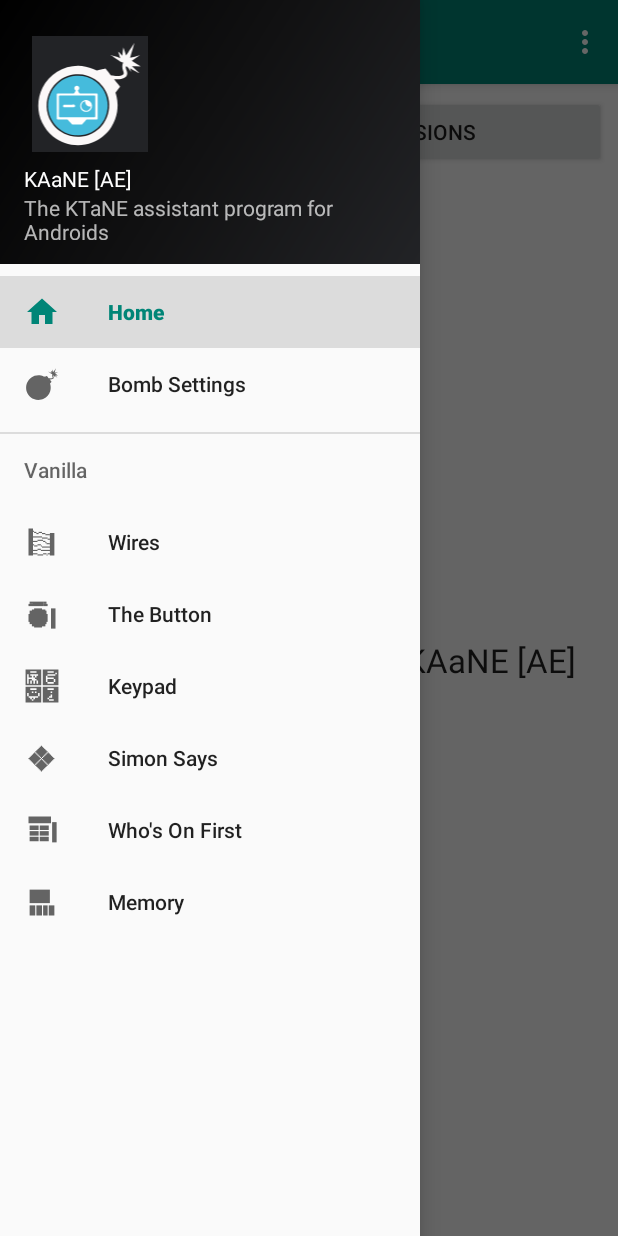
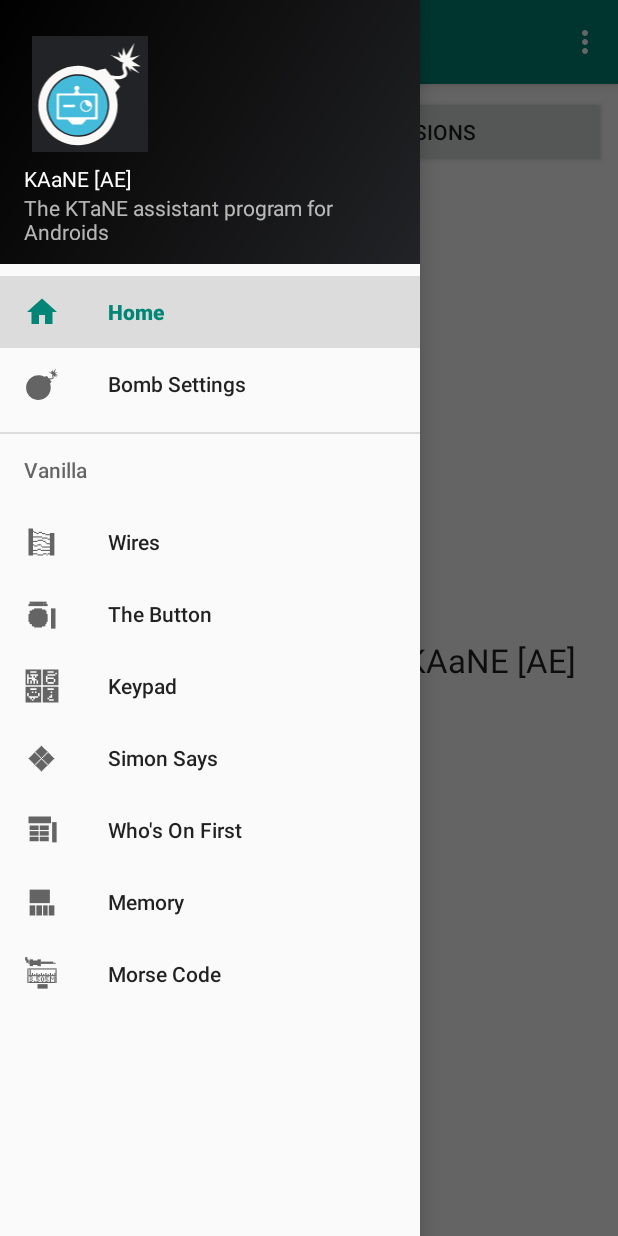
Before and after one commit to ggtylerr/KAaNE-AE-, an Android app: the screen it shows after launch (MainActivity), with the side drawer open, on a phone screen of 412 x 824 dp. Run offline under Robolectric (Android 15) with nearby library versions, the phone set to English and light mode, and no system bars.

Commit message:
Added Morse Code
* Added Morse Code
* (Attempted to) fix the button changes in dark themes

```diff
--- a/app/build.gradle
+++ b/app/build.gradle
@@ -25,7 +25,7 @@ android {
 
 dependencies {
     implementation fileTree(dir: 'libs', include: ['*.jar'])
-    implementation 'androidx.appcompat:appcompat:1.0.2'
+    implementation 'androidx.appcompat:appcompat:1.1.0-rc01'
     implementation 'androidx.legacy:legacy-support-v4:1.0.0'
     implementation 'com.google.android.material:material:1.0.0'
     implementation 'androidx.constraintlayout:constraintlayout:1.1.3'
--- a/app/src/main/java/com/ggtylerr/kaane_ae/MainActivity.java
+++ b/app/src/main/java/com/ggtylerr/kaane_ae/MainActivity.java
@@ -29,7 +29,7 @@ import android.view.Menu;
  *
  * The KTaNE assistant program for Androids
  *
- * Alpha [α] v0.2.1
+ * Alpha [α] v0.3
  *
  * ~~~developed by ggtylerr~~~
  */
@@ -132,6 +132,7 @@ public class MainActivity extends AppCompatActivity
             case R.id.nav_vanilla_simon_says: fragment = new SimonSays(); break;
             case R.id.nav_vanilla_whos_on_first: fragment = new WhosOnFirst(); break;
             case R.id.nav_vanilla_memory: fragment = new Memory(); break;
+            case R.id.nav_vanilla_morse_code: fragment = new MorseCode(); break;
             // Dev Screens
             case R.id.nav_dev_log: fragment = new LogFragment(); break;
         }
--- /dev/null
+++ b/app/src/main/res/color/button_text_style.xml
@@ -0,0 +1,7 @@
+<?xml version="1.0" encoding="utf-8"?>
+<selector xmlns:android="http://schemas.android.com/apk/res/android">
+    <item android:state_enabled="false" android:color="@color/whitishish"/>
+    <item android:state_focused="true" android:color="@color/whitish"/>
+    <item android:state_pressed="true" android:color="@color/white"/>
+    <item android:color="@color/white"/>
+</selector>
--- /dev/null
+++ b/app/src/main/res/drawable/black_border.xml
@@ -0,0 +1,3 @@
+<shape xmlns:android="http://schemas.android.com/apk/res/android" android:shape="rectangle" >
+    <stroke android:width="2dp" android:color="#000000"/>
+</shape>
--- /dev/null
+++ b/app/src/main/res/drawable/ic_morse_code.xml
@@ -0,0 +1,162 @@
+<vector xmlns:android="http://schemas.android.com/apk/res/android"
+    android:width="32dp"
+    android:height="32dp"
+    android:viewportWidth="32"
+    android:viewportHeight="32">
+  <path
+      android:pathData="M2,3h2v3h-2z"
+      android:fillColor="#BB7B57"/>
+  <path
+      android:pathData="M1,1h2v3h-2z"
+      android:fillColor="#BB7B57"/>
+  <path
+      android:pathData="M4,4h1v3h-1z"
+      android:fillColor="#BB7B57"/>
+  <path
+      android:pathData="M5,3h3v6h-3z"
+      android:fillColor="#7F8080"/>
+  <path
+      android:pathData="M12,3h3v6h-3z"
+      android:fillColor="#7F8080"/>
+  <path
+      android:pathData="M7,4h6v4h-6z"
+      android:fillColor="#FFCB0F"/>
+  <path
+      android:pathData="M15,5h11v2h-11z"
+      android:fillColor="#BB7B57"/>
+  <path
+      android:pathData="M26,6h2v1h-2z"
+      android:fillColor="#BB7B57"/>
+  <path
+      android:pathData="M3,11h1v13h-1z"
+      android:fillColor="#7F8080"/>
+  <path
+      android:pathData="M4,11h25v1h-25z"
+      android:fillColor="#7F8080"/>
+  <path
+      android:pathData="M4,17h25v1h-25z"
+      android:fillColor="#7F8080"/>
+  <path
+      android:pathData="M28,12h1v5h-1z"
+      android:fillColor="#7F8080"/>
+  <path
+      android:pathData="M28,18h1v6h-1z"
+      android:fillColor="#7F8080"/>
+  <path
+      android:pathData="M4,23h24v1h-24z"
+      android:fillColor="#7F8080"/>
+  <path
+      android:pathData="M5,12h1v5h-1z"
+      android:fillColor="#EB2329"/>
+  <path
+      android:pathData="M7,15h1v2h-1z"
+      android:fillColor="#050606"/>
+  <path
+      android:pathData="M9,16h1v1h-1z"
+      android:fillColor="#050606"/>
+  <path
+      android:pathData="M11,15h1v2h-1z"
+      android:fillColor="#050606"/>
+  <path
+      android:pathData="M13,16h1v1h-1z"
+      android:fillColor="#050606"/>
+  <path
+      android:pathData="M15,15h1v2h-1z"
+      android:fillColor="#050606"/>
+  <path
+      android:pathData="M17,16h1v1h-1z"
+      android:fillColor="#050606"/>
+  <path
+      android:pathData="M19,15h1v2h-1z"
+      android:fillColor="#050606"/>
+  <path
+      android:pathData="M21,16h1v1h-1z"
+      android:fillColor="#050606"/>
+  <path
+      android:pathData="M23,15h1v2h-1z"
+      android:fillColor="#050606"/>
+  <path
+      android:pathData="M25,16h1v1h-1z"
+      android:fillColor="#050606"/>
+  <path
+      android:pathData="M27,15h1v2h-1z"
+      android:fillColor="#050606"/>
+  <path
+      android:pathData="M5,18h2v1h-2z"
+      android:fillColor="#F57E2B"/>
+  <path
+      android:pathData="M5,20h2v1h-2z"
+      android:fillColor="#F57E2B"/>
+  <path
+      android:pathData="M5,22h2v1h-2z"
+      android:fillColor="#F57E2B"/>
+  <path
+      android:pathData="M7,19h1v1h-1z"
+      android:fillColor="#F57E2B"/>
+  <path
+      android:pathData="M7,21h1v1h-1z"
+      android:fillColor="#F57E2B"/>
+  <path
+      android:pathData="M9,22h1v1h-1z"
+      android:fillColor="#F57E2B"/>
+  <path
+      android:pathData="M11,18h1v3h-1z"
+      android:fillColor="#F57E2B"/>
+  <path
+      android:pathData="M12,18h2v1h-2z"
+      android:fillColor="#F57E2B"/>
+  <path
+      android:pathData="M12,20h1v1h-1z"
+      android:fillColor="#F57E2B"/>
+  <path
+      android:pathData="M13,21h1v1h-1z"
+      android:fillColor="#F57E2B"/>
+  <path
+      android:pathData="M11,22h2v1h-2z"
+      android:fillColor="#F57E2B"/>
+  <path
+      android:pathData="M15,19h1v3h-1z"
+      android:fillColor="#F57E2B"/>
+  <path
+      android:pathData="M16,18h1v1h-1z"
+      android:fillColor="#F57E2B"/>
+  <path
+      android:pathData="M16,22h1v1h-1z"
+      android:fillColor="#F57E2B"/>
+  <path
+      android:pathData="M17,19h1v3h-1z"
+      android:fillColor="#F57E2B"/>
+  <path
+      android:pathData="M19,18h1v3h-1z"
+      android:fillColor="#F57E2B"/>
+  <path
+      android:pathData="M20,18h2v1h-2z"
+      android:fillColor="#F57E2B"/>
+  <path
+      android:pathData="M20,20h1v1h-1z"
+      android:fillColor="#F57E2B"/>
+  <path
+      android:pathData="M19,22h2v1h-2z"
+      android:fillColor="#F57E2B"/>
+  <path
+      android:pathData="M21,21h1v1h-1z"
+      android:fillColor="#F57E2B"/>
+  <path
+      android:pathData="M23,18h1v5h-1z"
+      android:fillColor="#F57E2B"/>
+  <path
+      android:pathData="M24,19h1v1h-1z"
+      android:fillColor="#F57E2B"/>
+  <path
+      android:pathData="M25,20h1v1h-1z"
+      android:fillColor="#F57E2B"/>
+  <path
+      android:pathData="M26,19h1v1h-1z"
+      android:fillColor="#F57E2B"/>
+  <path
+      android:pathData="M27,18h1v5h-1z"
+      android:fillColor="#F57E2B"/>
+  <path
+      android:pathData="M12,25h9v4h-9z"
+      android:fillColor="#F8F3D4"/>
+</vector>
--- /dev/null
+++ b/app/src/main/res/drawable/white_border.xml
@@ -0,0 +1,3 @@
+<shape xmlns:android="http://schemas.android.com/apk/res/android" android:shape="rectangle" >
+    <stroke android:width="2dp" android:color="#FFFFFF"/>
+</shape>
--- a/app/src/main/res/menu/activity_main_drawer.xml
+++ b/app/src/main/res/menu/activity_main_drawer.xml
@@ -43,6 +43,11 @@
                     android:icon="@drawable/ic_memory"
                     android:title="@string/menu_vanilla_memory"
                     />
+                <item
+                    android:id="@+id/nav_vanilla_morse_code"
+                    android:icon="@drawable/ic_morse_code"
+                    android:title="@string/menu_vanilla_morse_code"
+                    />
             </group>
         </menu>
     </item>
--- a/app/src/main/res/values/colors.xml
+++ b/app/src/main/res/values/colors.xml
@@ -7,5 +7,7 @@
     <color name="darkColorPrimaryDark">#141831</color>
     <color name="darkColorAccent">#2aac4b</color>
     <color name="white">#FFFFFF</color>
+    <color name="whitish">#CCCCCC</color>
+    <color name="whitishish">#AAAAAA</color>
     <color name="black">#000000</color>
 </resources>
--- a/app/src/main/res/values/styles.xml
+++ b/app/src/main/res/values/styles.xml
@@ -1,4 +1,4 @@
-<resources>
+<resources xmlns:android="http://schemas.android.com/apk/res/android">
 
     <!-- Base application theme. -->
     <style name="AppTheme" parent="Theme.AppCompat.Light.DarkActionBar">
@@ -22,15 +22,15 @@
         <item name="android:tint">@color/white</item>
         <item name="android:background">@color/darkColorPrimary</item>
         <item name="android:actionBarStyle">@style/AppTheme.Dark.ActionBar</item>
-        <item name="android:buttonTint">@color/darkColorPrimaryDark</item>
+        <!-- Not working 'cause Android is a very good OS that works perfectly -->
+        <item name="buttonStyle">@style/AppTheme.Dark.Button</item>
         <item name="android:buttonStyle">@style/AppTheme.Dark.Button</item>
     </style>
     <style name="AppTheme.Dark.ActionBar" parent="Widget.AppCompat.Light.ActionBar">
         <item name="android:background">@color/darkColorPrimaryDark</item>
     </style>
-    <style name="AppTheme.Dark.Button" parent="ThemeOverlay.AppCompat">
-        <item name="colorAccent">@color/darkColorPrimaryDark</item>
-        <item name="color">@color/darkColorPrimaryDark</item>
-        <item name="android:backgroundTint">@color/darkColorPrimaryDark</item>
+    <style name="AppTheme.Dark.Button" parent="@android:style/Widget.Button">
+        <item name="android:background">@color/darkColorPrimaryDark</item>
+        <item name="android:textColor">@color/button_text_style</item>
     </style>
 </resources>
```
Also changed, not shown: app/src/main/java/com/ggtylerr/kaane_ae/util/string.java (+16 -0 lines), app/src/main/java/com/ggtylerr/kaane_ae/vanilla/MorseCode.java (added, +233 -0 lines), app/src/main/res/layout/fragment_vanilla_morse_code.xml (added, +179 -0 lines), app/src/main/res/values/strings.xml (+25 -0 lines).
